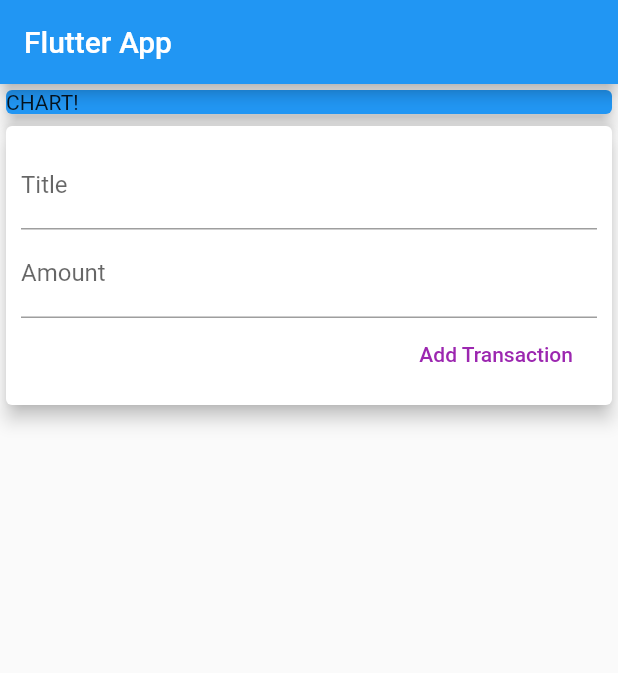
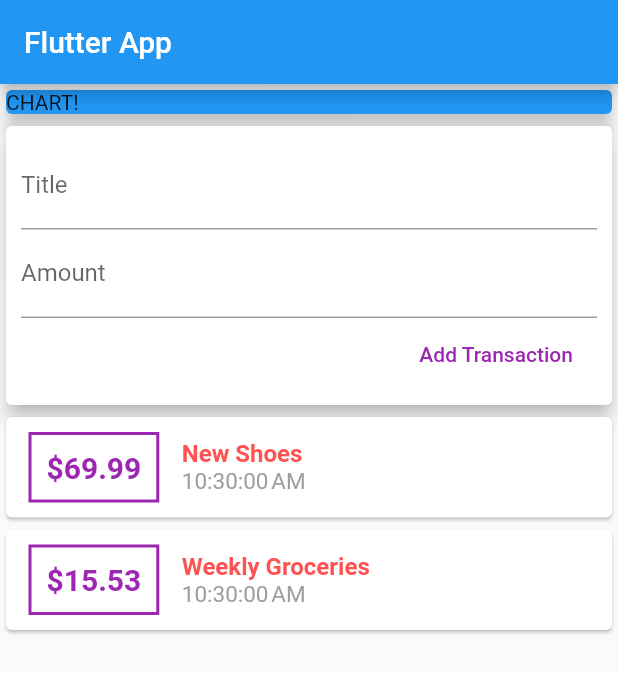
Before and after one commit to Qamas95/Flutter, a Flutter app: the screen it shows after launch, after a tap on "Add Transaction", on a phone screen of 412 x 824 dp. Shown: the top 673 px of the screen. Run offline on Flutter 3.47's test engine with Material 2 defaults, Android fonts, the phone set to English and light mode, and no system bars.

```diff
--- a/lib/main.dart
+++ b/lib/main.dart
@@ -1,5 +1,7 @@
+
+import './widgets/user_transactions.dart';
 import 'package:flutter/material.dart';
-import 'package:intl/intl.dart';
+
 
 void main() => runApp(MyApp());
 
@@ -39,38 +41,7 @@ class MyHomePage extends StatelessWidget {
               elevation: 5,
             ),
           ),
-          Card(
-            elevation: 5,
-            child: Container(
-              padding: EdgeInsets.all(10),
-              child: Column(
-                crossAxisAlignment: CrossAxisAlignment.end,
-                children: <Widget>[
-                  TextField(
-                    decoration: InputDecoration(labelText: 'Title'),
-                    controller: titleController,
-                    // onChanged: (val) {
-                    //   titleInput = val;
-                    // },
-                  ),
-                  TextField(
-                    decoration: InputDecoration(labelText: 'Amount'),
-                    controller: amountController,
-                    // onChanged: (val) {
-                    //   amountInput = val;
-                    // },
-                  ),
-                  FlatButton(
-                    child: Text('Add Transaction'),
-                    textColor: Colors.purple,
-                    onPressed: () {
-                        print(titleController.text);
-                    },
-                  ),
-                ],
-              ),
-            ),
-          ),
+        UserTransactions()
         ],
       ),
     );
--- /dev/null
+++ b/lib/widgets/new_transaction.dart
@@ -0,0 +1,47 @@
+import 'package:flutter/material.dart';
+
+class NewTransaction extends StatelessWidget {
+  final Function addTx;
+  final titleController = TextEditingController();
+  final amountController = TextEditingController();
+  NewTransaction(this.addTx);
+
+  @override
+  Widget build(BuildContext context) {
+    return Card(
+      elevation: 5,
+      child: Container(
+        padding: EdgeInsets.all(10),
+        child: Column(
+          crossAxisAlignment: CrossAxisAlignment.end,
+          children: <Widget>[
+            TextField(
+              decoration: InputDecoration(labelText: 'Title'),
+              controller: titleController,
+              // onChanged: (val) {
+              //   titleInput = val;
+              // },
+            ),
+            TextField(
+              decoration: InputDecoration(labelText: 'Amount'),
+              controller: amountController,
+              // onChanged: (val) {
+              //   amountInput = val;
+              // },
+            ),
+            FlatButton(
+              child: Text('Add Transaction'),
+              textColor: Colors.purple,
+              onPressed: () {
+                addTx(
+                  titleController.text,
+                  double.parse(amountController.text),
+                );
+              },
+            ),
+          ],
+        ),
+      ),
+    );
+  }
+}
--- a/lib/widgets/transaction_list.dart
+++ b/lib/widgets/transaction_list.dart
@@ -1,35 +1,20 @@
-import '../models/transaction.dart';
+
+import 'package:first_app/models/transaction.dart';
 import 'package:flutter/material.dart';
 import 'package:intl/intl.dart';
 
-class TransactionList extends StatefulWidget {
-  @override
-  _TransactionListState createState() => _TransactionListState();
-}
+class TransactionList extends StatelessWidget {
 
-class _TransactionListState extends State<TransactionList> {
 
-    final titleController = TextEditingController();
-  final amountController = TextEditingController();
 
-final List<Transaction> _userTransactions = [
-       Transaction(
-      id: 't1',
-      title: 'New Shoes',
-      amount: 69.99,
-      date: DateTime.now(),
-    ),
-    Transaction(
-      id: 't2',
-      title: 'Weekly Groceries',
-      amount: 15.53,
-      date: DateTime.now(),
-    ),
-];
+  final List<Transaction> transactions;
+  TransactionList(this.transactions);
+
+
   @override
   Widget build(BuildContext context) {
     return Column(
-            children: _userTransactions.map((tx) {
+            children: transactions.map((tx) {
               return Card(
                 child: Row(
                   children: <Widget>[
--- /dev/null
+++ b/lib/widgets/user_transactions.dart
@@ -0,0 +1,48 @@
+import 'package:flutter/material.dart';
+import './new_transaction.dart';
+import './transaction_list.dart';
+import '../models/transaction.dart';
+
+class UserTransactions extends StatefulWidget {
+  @override
+  _UserTransactionsState createState() => _UserTransactionsState();
+}
+
+class _UserTransactionsState extends State<UserTransactions> {
+  final List<Transaction> _userTransactions = [
+    Transaction(
+      id: 't1',
+      title: 'New Shoes',
+      amount: 69.99,
+      date: DateTime.now(),
+    ),
+    Transaction(
+      id: 't2',
+      title: 'Weekly Groceries',
+      amount: 15.53,
+      date: DateTime.now(),
+    ),
+  ];
+
+  void _addNewTransaction(String txTitle, double txAmount) {
+    final newTx = Transaction(
+      title: txTitle,
+      amount: txAmount,
+      date: DateTime.now(),
+      id: DateTime.now().toString(),
+    );
+    setState(() {
+      _userTransactions.add(newTx);
+    });
+  }
+
+  @override
+  Widget build(BuildContext context) {
+    return Column(
+      children: <Widget>[
+        NewTransaction(_addNewTransaction),
+        TransactionList(_userTransactions),
+      ],
+    );
+  }
+}
```
